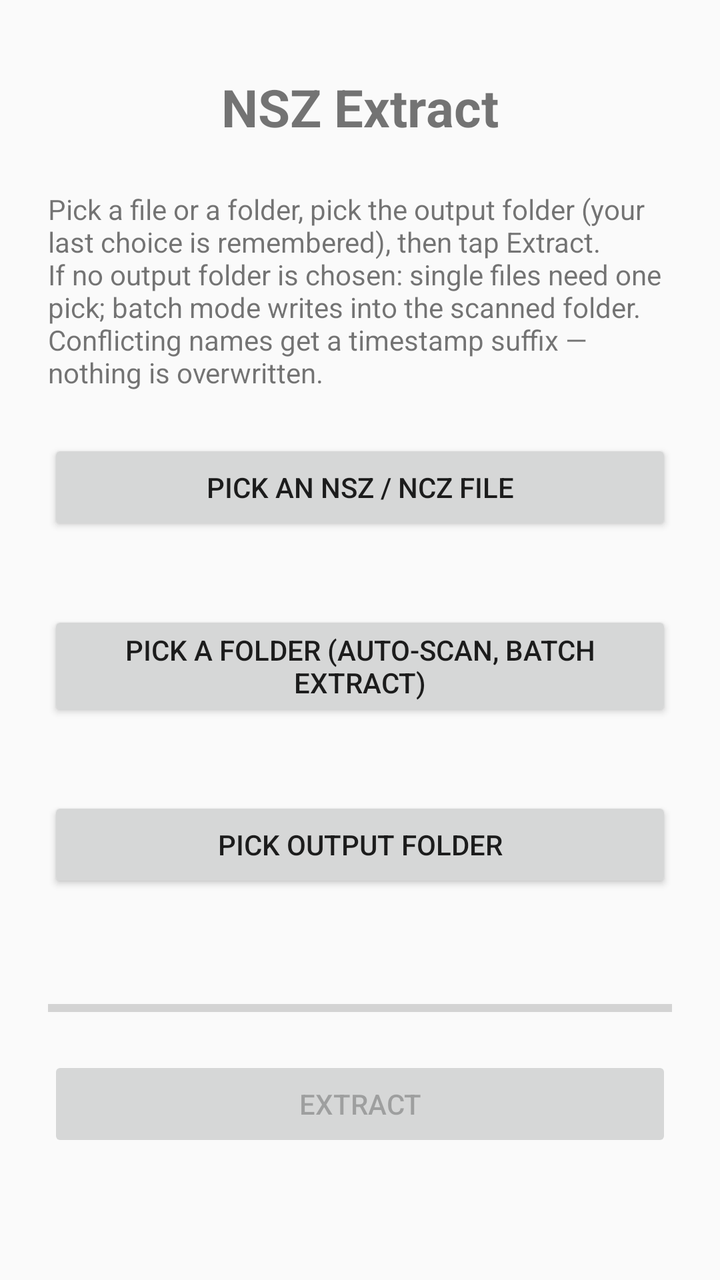
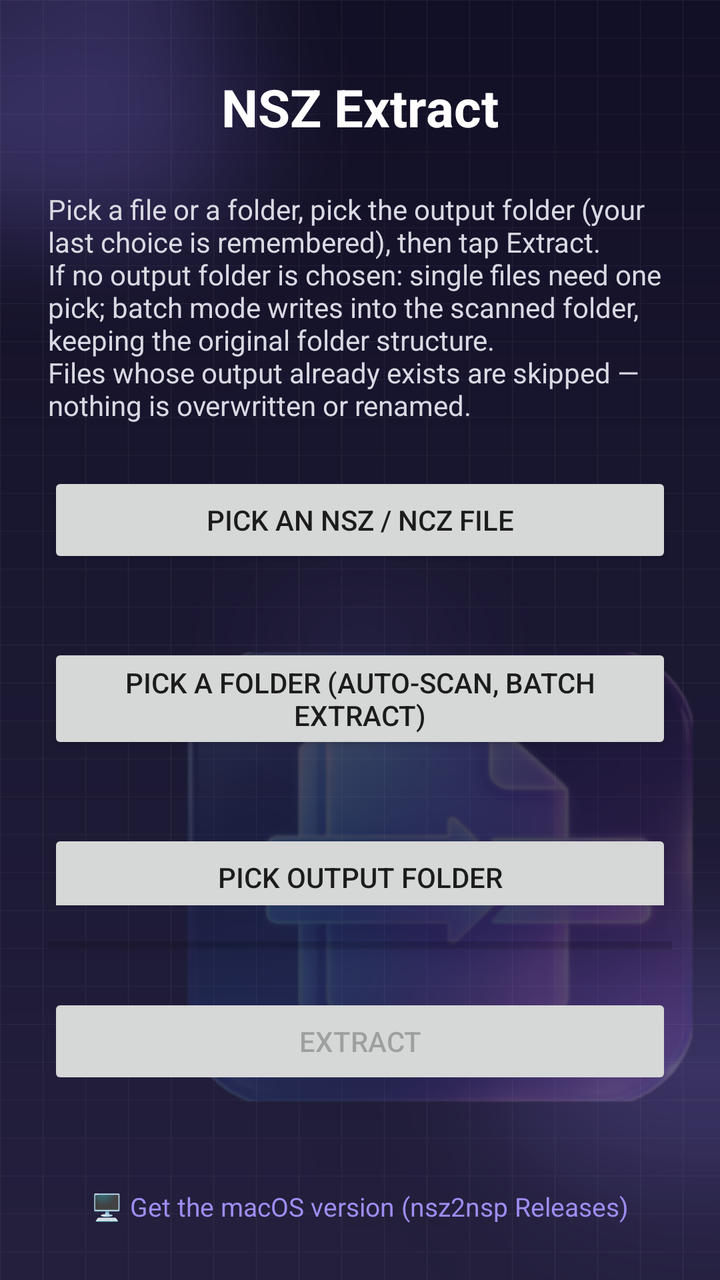

The first picture is an Android layout as it rendered before a commit; the second is the same layout after the commit. The layout source and the unified diff follow.
<!-- AndroidManifest.xml: application theme Theme.Nsz -->
<!-- res/layout/activity_main.xml -->
<?xml version="1.0" encoding="utf-8"?>
<LinearLayout xmlns:android="http://schemas.android.com/apk/res/android"
    android:layout_width="match_parent"
    android:layout_height="match_parent"
    android:orientation="vertical"
    android:padding="24dp"
    android:gravity="center_horizontal">

    <TextView
        android:layout_width="wrap_content"
        android:layout_height="wrap_content"
        android:text="@string/app_name"
        android:textSize="26sp"
        android:textStyle="bold"
        android:layout_marginTop="12dp"
        android:layout_marginBottom="24dp" />

    <TextView
        android:layout_width="match_parent"
        android:layout_height="wrap_content"
        android:text="@string/hint"
        android:textSize="14sp"
        android:layout_marginBottom="24dp" />

    <Button
        android:id="@+id/btn_pick_file"
        android:layout_width="match_parent"
        android:layout_height="wrap_content"
        android:text="@string/pick_file" />

    <TextView
        android:id="@+id/text_file"
        android:layout_width="match_parent"
        android:layout_height="wrap_content"
        android:textSize="13sp"
        android:layout_marginTop="8dp" />

    <Button
        android:id="@+id/btn_pick_folder"
        android:layout_width="match_parent"
        android:layout_height="wrap_content"
        android:layout_marginTop="12dp"
        android:text="@string/pick_folder" />

    <TextView
        android:id="@+id/text_folder"
        android:layout_width="match_parent"
        android:layout_height="wrap_content"
        android:textSize="13sp"
        android:layout_marginTop="8dp" />

    <Button
        android:id="@+id/btn_pick_dir"
        android:layout_width="match_parent"
        android:layout_height="wrap_content"
        android:layout_marginTop="12dp"
        android:text="@string/pick_dir" />

    <TextView
        android:id="@+id/text_dir"
        android:layout_width="match_parent"
        android:layout_height="wrap_content"
        android:textSize="13sp"
        android:layout_marginTop="8dp" />

    <ProgressBar
        android:id="@+id/progress"
        style="?android:attr/progressBarStyleHorizontal"
        android:layout_width="match_parent"
        android:layout_height="wrap_content"
        android:layout_marginTop="24dp"
        android:max="10000"
        android:progress="0" />

    <Button
        android:id="@+id/btn_go"
        android:layout_width="match_parent"
        android:layout_height="wrap_content"
        android:layout_marginTop="16dp"
        android:enabled="false"
        android:text="@string/go" />

    <TextView
        android:id="@+id/text_status"
        android:layout_width="match_parent"
        android:layout_height="wrap_content"
        android:textSize="13sp"
        android:layout_marginTop="16dp"
        android:textIsSelectable="true" />
</LinearLayout>
<!-- resources referenced by this layout -->
<resources>
  <string name="app_name">NSZ Extract</string>
  <string name="go">Extract</string>
  <string name="hint">Pick a file or a folder, pick the output folder (your last choice is remembered), then tap "Extract".\nIf no output folder is chosen: single files need one pick; batch mode writes into the scanned folder.\nConflicting names get a timestamp suffix — nothing is overwritten.</string>
  <string name="pick_dir">Pick output folder</string>
  <string name="pick_file">Pick an NSZ / NCZ file</string>
  <string name="pick_folder">Pick a folder (auto-scan, batch extract)</string>
  <style name="Theme.Nsz" parent="Theme.AppCompat.DayNight.NoActionBar">
          <item name="colorPrimary">#1E293B</item>
          <item name="colorAccent">#38BDF8</item>
      </style>
</resources>

<!-- the commit's change to res/layout/activity_main.xml (unified diff, before → after) -->
@@ -3,72 +3,112 @@
     android:layout_width="match_parent"
     android:layout_height="match_parent"
     android:orientation="vertical"
+    android:background="@drawable/bg_main"
     android:padding="24dp"
     android:gravity="center_horizontal">
 
-    <TextView
-        android:layout_width="wrap_content"
-        android:layout_height="wrap_content"
-        android:text="@string/app_name"
-        android:textSize="26sp"
-        android:textStyle="bold"
-        android:layout_marginTop="12dp"
-        android:layout_marginBottom="24dp" />
+    
+    <ScrollView
+        android:layout_width="match_parent"
+        android:layout_height="0dp"
+        android:layout_weight="1"
+        android:scrollbars="none"
+        android:fillViewport="true">
+
+        <LinearLayout
+            android:layout_width="match_parent"
+            android:layout_height="wrap_content"
+            android:orientation="vertical"
+            android:gravity="center_horizontal">
+
+            <TextView
+                android:layout_width="wrap_content"
+                android:layout_height="wrap_content"
+                android:text="@string/app_name"
+                android:textSize="26sp"
+                android:textStyle="bold"
+                android:textColor="#FFFFFF"
+                android:layout_marginTop="12dp"
+                android:layout_marginBottom="24dp" />
+
+            <TextView
+                android:layout_width="match_parent"
+                android:layout_height="wrap_content"
+                android:text="@string/hint"
+                android:textSize="14sp"
+                android:textColor="#D9D9E3"
+                android:layout_marginBottom="24dp" />
+
+            <Button
+                android:id="@+id/btn_pick_file"
+                android:layout_width="match_parent"
+                android:layout_height="wrap_content"
+                android:text="@string/pick_file" />
+
+            <TextView
+                android:id="@+id/text_file"
+                android:layout_width="match_parent"
+                android:layout_height="wrap_content"
+                android:textSize="13sp"
+                android:layout_marginTop="8dp" />
+
+            <Button
+                android:id="@+id/btn_pick_folder"
+                android:layout_width="match_parent"
+                android:layout_height="wrap_content"
+                android:layout_marginTop="12dp"
+                android:text="@string/pick_folder" />
+
+            <TextView
+                android:id="@+id/text_folder"
+                android:layout_width="match_parent"
+                android:layout_height="wrap_content"
+                android:textSize="13sp"
+                android:layout_marginTop="8dp" />
+
+            <Button
+                android:id="@+id/btn_pick_dir"
+                android:layout_width="match_parent"
+                android:layout_height="wrap_content"
+                android:layout_marginTop="12dp"
+                android:text="@string/pick_dir" />
+
+            <TextView
+                android:id="@+id/text_dir"
+                android:layout_width="match_parent"
+                android:layout_height="wrap_content"
+                android:textSize="13sp"
+                android:layout_marginTop="8dp" />
+        </LinearLayout>
+    </ScrollView>
+
+    
 
     <TextView
+        android:id="@+id/label_overall"
         android:layout_width="match_parent"
         android:layout_height="wrap_content"
-        android:text="@string/hint"
-        android:textSize="14sp"
-        android:layout_marginBottom="24dp" />
+        android:layout_marginTop="8dp"
+        android:text="@string/overall_label"
+        android:textSize="13sp"
+        android:visibility="gone" />
 
-    <Button
-        android:id="@+id/btn_pick_file"
+    <ProgressBar
+        android:id="@+id/progress_overall"
+        style="?android:attr/progressBarStyleHorizontal"
         android:layout_width="match_parent"
         android:layout_height="wrap_content"
-        android:text="@string/pick_file" />
-
-    <TextView
-        android:id="@+id/text_file"
-        android:layout_width="match_parent"
-        android:layout_height="wrap_content"
-        android:textSize="13sp"
-        android:layout_marginTop="8dp" />
-
-    <Button
-        android:id="@+id/btn_pick_folder"
-        android:layout_width="match_parent"
-        android:layout_height="wrap_content"
-        android:layout_marginTop="12dp"
-        android:text="@string/pick_folder" />
-
-    <TextView
-        android:id="@+id/text_folder"
-        android:layout_width="match_parent"
-        android:layout_height="wrap_content"
-        android:textSize="13sp"
-        android:layout_marginTop="8dp" />
-
-    <Button
-        android:id="@+id/btn_pick_dir"
-        android:layout_width="match_parent"
-        android:layout_height="wrap_content"
-        android:layout_marginTop="12dp"
-        android:text="@string/pick_dir" />
-
-    <TextView
-        android:id="@+id/text_dir"
-        android:layout_width="match_parent"
-        android:layout_height="wrap_content"
-        android:textSize="13sp"
-        android:layout_marginTop="8dp" />
+        android:layout_marginTop="4dp"
+        android:max="10000"
+        android:progress="0"
+        android:visibility="gone" />
 
     <ProgressBar
         android:id="@+id/progress"
         style="?android:attr/progressBarStyleHorizontal"
         android:layout_width="match_parent"
         android:layout_height="wrap_content"
-        android:layout_marginTop="24dp"
+        android:layout_marginTop="12dp"
         android:max="10000"
         android:progress="0" />
 
@@ -84,7 +124,20 @@
         android:id="@+id/text_status"
         android:layout_width="match_parent"
         android:layout_height="wrap_content"
+        android:maxHeight="140dp"
+        android:scrollbars="vertical"
         android:textSize="13sp"
+        android:textColor="#C9C9D6"
         android:layout_marginTop="16dp"
         android:textIsSelectable="true" />
+
+    <TextView
+        android:id="@+id/link_mac"
+        android:layout_width="wrap_content"
+        android:layout_height="wrap_content"
+        android:layout_marginTop="12dp"
+        android:text="@string/link_mac"
+        android:textSize="13sp"
+        android:textColor="#9F8CF0"
+        android:padding="4dp" />
 </LinearLayout>
<!-- resource entries referenced after the edit -->
@@ -1,8 +1,11 @@
 <!-- resources referenced by this layout -->
 <resources>
+  <!-- drawable bg_main: png bitmap (drawable-nodpi, 258638 bytes) -->
   <string name="app_name">NSZ Extract</string>
   <string name="go">Extract</string>
-  <string name="hint">Pick a file or a folder, pick the output folder (your last choice is remembered), then tap "Extract".\nIf no output folder is chosen: single files need one pick; batch mode writes into the scanned folder.\nConflicting names get a timestamp suffix — nothing is overwritten.</string>
+  <string name="hint">Pick a file or a folder, pick the output folder (your last choice is remembered), then tap "Extract".\nIf no output folder is chosen: single files need one pick; batch mode writes into the scanned folder, keeping the original folder structure.\nFiles whose output already exists are skipped — nothing is overwritten or renamed.</string>
+  <string name="link_mac">🖥️ Get the macOS version (nsz2nsp Releases)</string>
+  <string name="overall_label">Overall progress</string>
   <string name="pick_dir">Pick output folder</string>
   <string name="pick_file">Pick an NSZ / NCZ file</string>
   <string name="pick_folder">Pick a folder (auto-scan, batch extract)</string>
